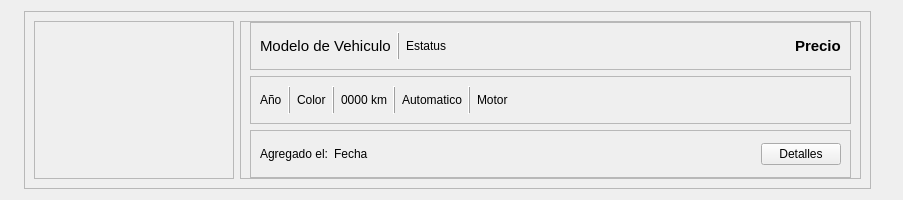
Qt form src/presentation/inventory/vehicleitemlist.ui (ShibaK7/seminuevos) before a commit.
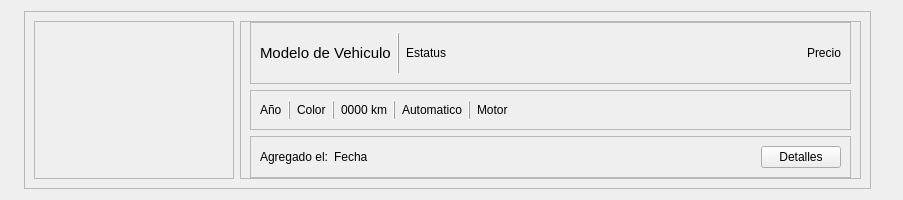
The same form after that commit. Custom widgets are drawn as their Qt base class.

Commit message: Fix cut labels and add floating shadow effect to vechicle cards

```diff
--- a/src/presentation/inventory/vehicleitemlist.ui
+++ b/src/presentation/inventory/vehicleitemlist.ui
@@ -195,8 +195,17 @@
             </item>
             <item>
              <widget class="QLabel" name="priceLabel">
+              <property name="sizePolicy">
+               <sizepolicy hsizetype="Preferred" vsizetype="Expanding">
+                <horstretch>0</horstretch>
+                <verstretch>0</verstretch>
+               </sizepolicy>
+              </property>
               <property name="text">
-               <string>&lt;html&gt;&lt;head/&gt;&lt;body&gt;&lt;p&gt;&lt;span style=&quot; font-size:11pt; font-weight:700;&quot;&gt;Precio&lt;/span&gt;&lt;/p&gt;&lt;/body&gt;&lt;/html&gt;</string>
+               <string>Precio</string>
+              </property>
+              <property name="margin">
+               <number>0</number>
               </property>
              </widget>
             </item>
@@ -359,6 +368,12 @@
               <property name="text">
                <string>&lt;html&gt;&lt;head/&gt;&lt;body&gt;&lt;p&gt;Agregado el:&lt;/p&gt;&lt;/body&gt;&lt;/html&gt;</string>
               </property>
+              <property name="margin">
+               <number>0</number>
+              </property>
+              <property name="indent">
+               <number>-1</number>
+              </property>
               <property name="class" stdset="0">
                <string>dateIncomingLabel</string>
               </property>
```
Left out of the diff: 8 changed lines with no effect on the pictures. The commit also changes 3 other files.
